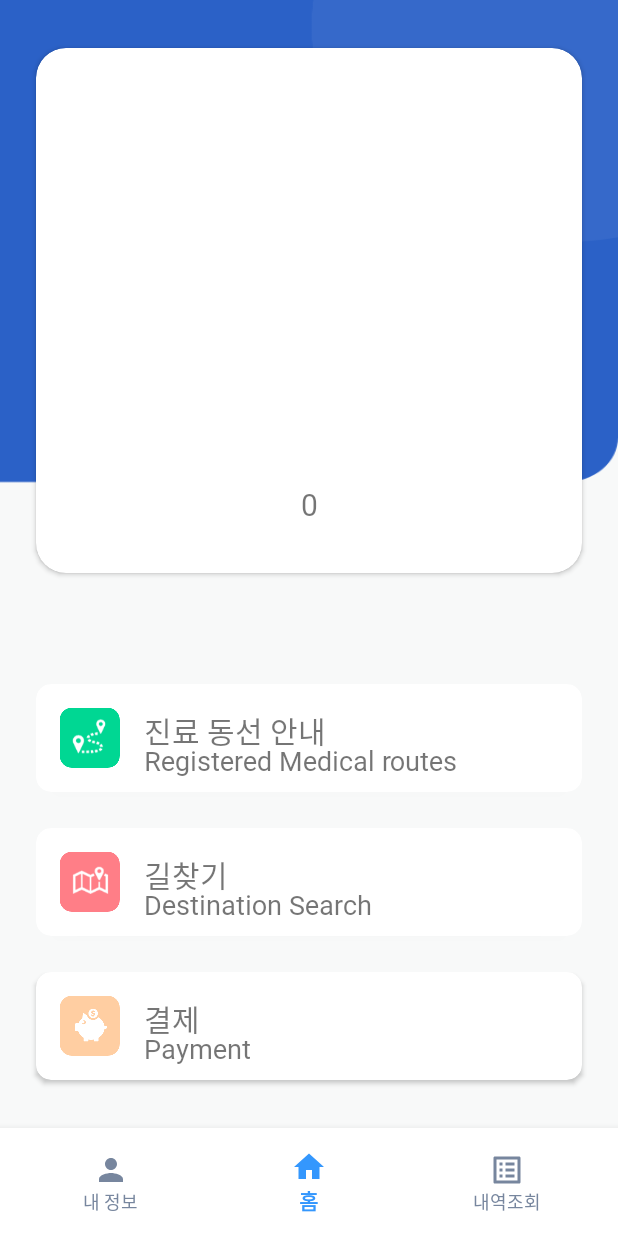
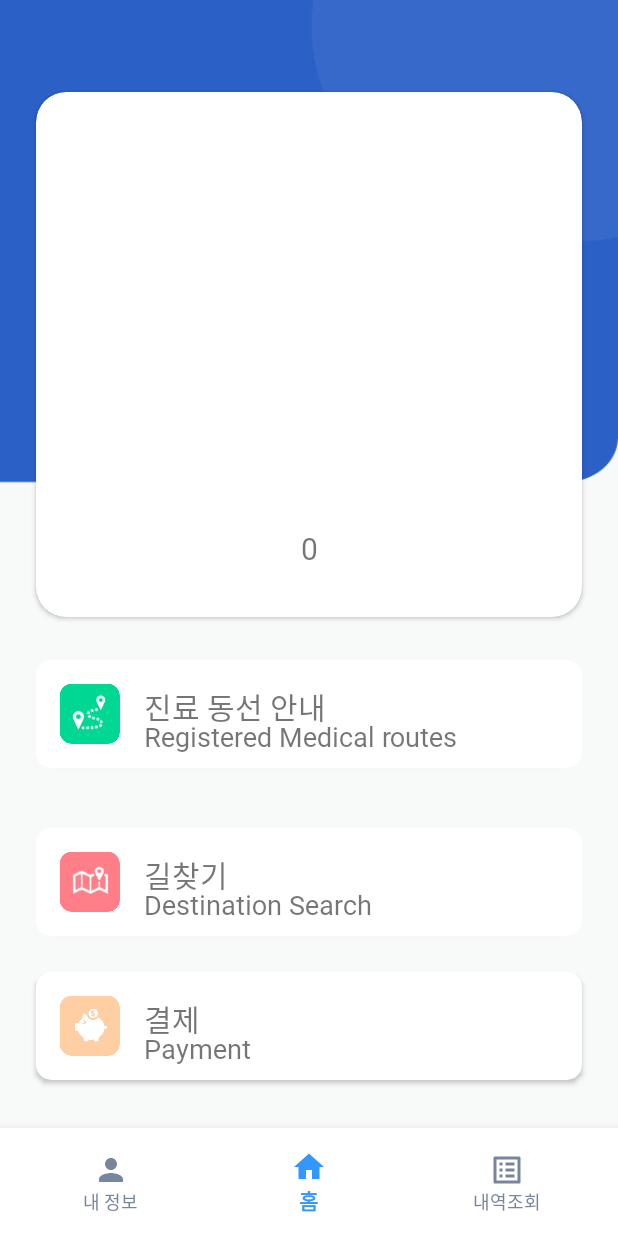
Before and after one commit to gmlwn1634/followMe_Map, an Android app: the HomeFragment screen opened directly, with no data from a screen before it, on a phone screen of 412 x 824 dp. Run offline under Robolectric (Android 15) with nearby library versions, the phone set to English and light mode, and no system bars; our stand-ins replace Volley; libraries missing offline, so code that uses them is left out: com.journeyapps.barcodescanner, com.pusher.client; 8 statements that could not run were skipped.

Commit message:
2021-03-03 / 1차 시연-살짝 수정

```diff
--- a/app/src/main/java/com/example/followme_map/FlowActivity.java
+++ b/app/src/main/java/com/example/followme_map/FlowActivity.java
@@ -141,7 +141,7 @@ public class FlowActivity extends AppCompatActivity implements OnMapReadyCallbac
     FlowNode nearNode;
     Dist nearDist;
 
-    public static boolean recivedBeacon = true;
+//    public static boolean recivedBeacon = true;
     public static String selectedFloor;
 
 
@@ -364,7 +364,7 @@ public class FlowActivity extends AppCompatActivity implements OnMapReadyCallbac
     void arrived() {
 
         // 도착안내
-        recivedBeacon = false;
+        GlobalVar.recivedBeacon = false;
 //        mMinewBeaconManager.stopScan();
         mediaPlayer = MediaPlayer.create(FlowActivity.this, R.raw.arrival_sound);
         mediaPlayer.start();
@@ -934,7 +934,7 @@ public class FlowActivity extends AppCompatActivity implements OnMapReadyCallbac
                         Collections.sort(minewBeacons, GlobalVar.comp);
                         if (GlobalVar.state == 1 || GlobalVar.state == 2) {
                         } else {
-                            if (recivedBeacon) {
+                            if (GlobalVar.recivedBeacon) {
                                 GlobalVar.mAdapter.setItems(minewBeacons);
                                 System.out.println("현위치 : " + GlobalVar.BeaconList.getWGS_K_lat() + "," + GlobalVar.BeaconList.getWGS_K_lng());
                                 if (!first) {
--- a/app/src/main/java/com/example/followme_map/GlobalVar.java
+++ b/app/src/main/java/com/example/followme_map/GlobalVar.java
@@ -64,6 +64,9 @@ public class GlobalVar extends Application {
     public static UserRssi comp = new UserRssi();
     public static int state;
 
+    public static boolean recivedBeacon = true;
+//    public static boolean first = false;
+
     public void onCreate() {
 
         super.onCreate();
--- a/app/src/main/res/layout/fragment_home.xml
+++ b/app/src/main/res/layout/fragment_home.xml
@@ -19,6 +19,7 @@
             android:visibility="invisible"
             app:cardCornerRadius="20dp"
             app:cardElevation="2dp"
+            app:layout_constraintBottom_toTopOf="@+id/flowStartBtn"
             app:layout_constraintEnd_toEndOf="@+id/flowStartBtn"
             app:layout_constraintStart_toStartOf="@+id/flowStartBtn"
             app:layout_constraintTop_toTopOf="parent">
@@ -146,6 +147,7 @@
             android:visibility="visible"
             app:cardCornerRadius="20dp"
             app:cardElevation="2dp"
+            app:layout_constraintBottom_toTopOf="@+id/flowStartBtn"
             app:layout_constraintEnd_toEndOf="@+id/flowStartBtn"
             app:layout_constraintStart_toStartOf="@+id/flowStartBtn"
             app:layout_constraintTop_toTopOf="parent">
@@ -195,11 +197,13 @@
             android:id="@+id/flowStartBtn"
             android:layout_width="0dp"
             android:layout_height="wrap_content"
+            android:layout_marginTop="26dp"
             android:layout_marginBottom="24dp"
             app:cardCornerRadius="10dp"
             app:layout_constraintBottom_toTopOf="@+id/DestSearchBtn"
             app:layout_constraintEnd_toEndOf="@+id/DestSearchBtn"
-            app:layout_constraintStart_toStartOf="@+id/DestSearchBtn">
+            app:layout_constraintStart_toStartOf="@+id/DestSearchBtn"
+            app:layout_constraintTop_toBottomOf="@+id/standbyNumCardView">
 
             <androidx.constraintlayout.widget.ConstraintLayout
                 android:layout_width="match_parent"
```
Also changed, not shown: app/src/main/res/layout/activity_login.xml (+5 -3 lines).
